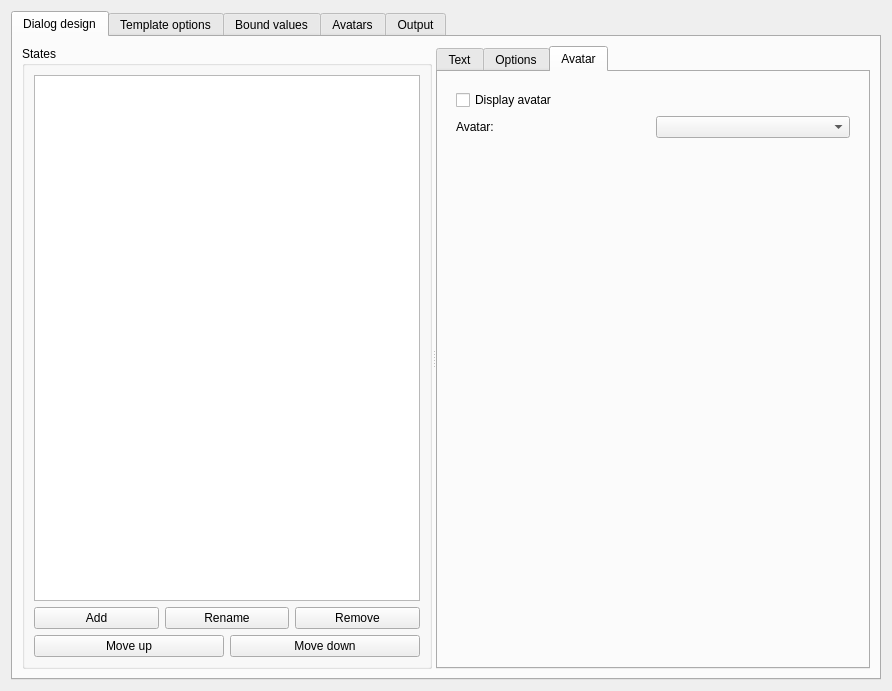
Old version of the form plugins/Commands/Dialog/dialogconfigurationdlg.ui in the repository KDE/simon.
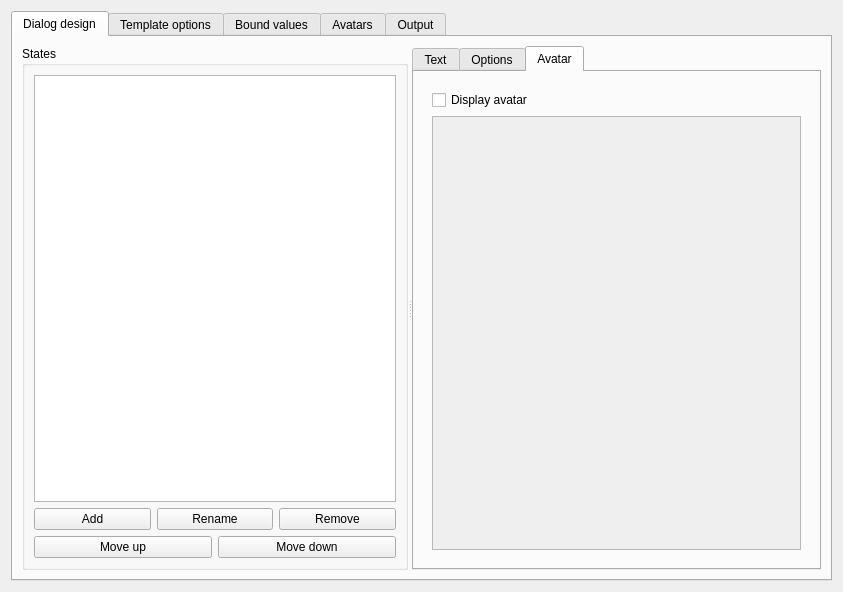
New version of the form. The open tabs and pages were chosen to show the change. Custom widgets are drawn as their Qt base class.

Commit message: Cosmetic updates; Implementing UI for avatar selection per state;

```diff
--- a/plugins/Commands/Dialog/dialogconfigurationdlg.ui
+++ b/plugins/Commands/Dialog/dialogconfigurationdlg.ui
@@ -6,8 +6,8 @@
    <rect>
     <x>0</x>
     <y>0</y>
-    <width>892</width>
-    <height>691</height>
+    <width>843</width>
+    <height>592</height>
    </rect>
   </property>
   <property name="maximumSize">
@@ -211,35 +211,18 @@
                 </widget>
                </item>
                <item>
-                <layout class="QHBoxLayout" name="horizontalLayout_5">
-                 <item>
-                  <widget class="QLabel" name="label_4">
-                   <property name="text">
-                    <string>Avatar:</string>
-                   </property>
-                  </widget>
-                 </item>
-                 <item>
-                  <widget class="KComboBox" name="cbAvatar"/>
-                 </item>
-                </layout>
+                <widget class="QListView" name="lvStateAvatar">
+                 <property name="enabled">
+                  <bool>false</bool>
+                 </property>
+                 <property name="viewMode">
+                  <enum>QListView::IconMode</enum>
+                 </property>
+                </widget>
                </item>
               </layout>
              </widget>
             </item>
-            <item>
-             <spacer name="verticalSpacer_2">
-              <property name="orientation">
-               <enum>Qt::Vertical</enum>
-              </property>
-              <property name="sizeHint" stdset="0">
-               <size>
-                <width>20</width>
-                <height>541</height>
-               </size>
-              </property>
-             </spacer>
-            </item>
            </layout>
           </widget>
          </widget>
@@ -523,11 +506,6 @@
    <extends>QLineEdit</extends>
    <header>klineedit.h</header>
   </customwidget>
-  <customwidget>
-   <class>KComboBox</class>
-   <extends>QComboBox</extends>
-   <header>kcombobox.h</header>
-  </customwidget>
   <customwidget>
    <class>KTabWidget</class>
    <extends>QTabWidget</extends>
```
Left out of the diff: 16 changed lines with no effect on the pictures. The commit also changes 5 other files.
